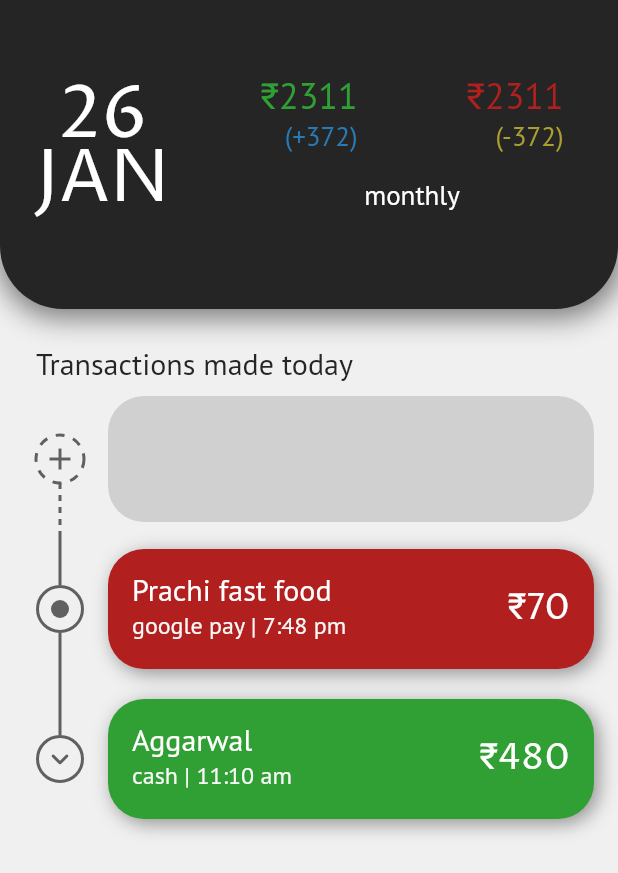
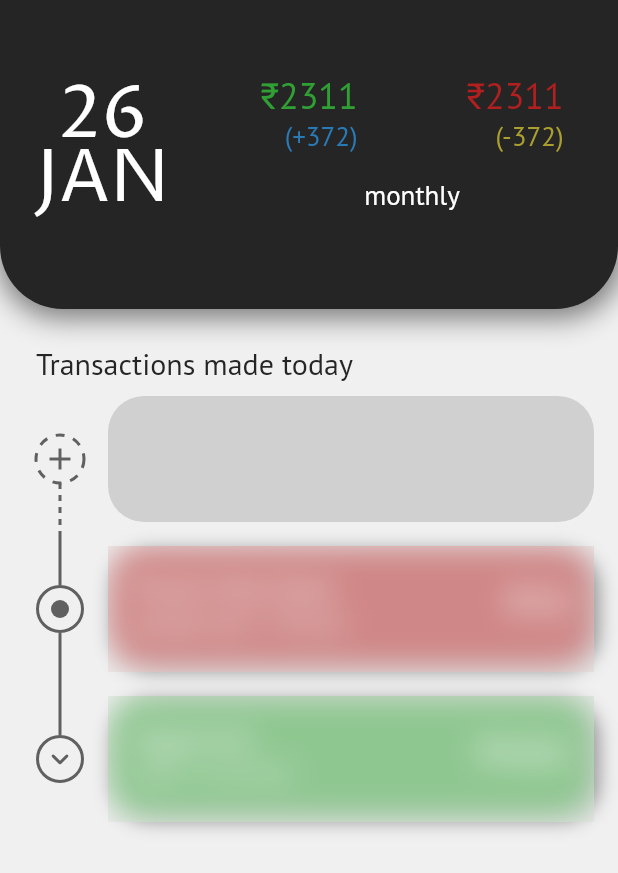
Before and after one commit to Ayush783/bahi_khata, a Flutter app: the screen it shows after launch, on a phone screen of 412 x 824 dp. Shown: the top 873 px of the screen. Run offline on Flutter 3.47's test engine with Material 2 defaults, Android fonts, the phone set to English and light mode, and no system bars; drawn by our look-alikes of dotted_border, timelines; our stand-ins replace bloc, flutter_bloc.

Commit message:
working on glass morphism effect

```diff
--- a/lib/ui/widgets/daily_transaction_list.dart
+++ b/lib/ui/widgets/daily_transaction_list.dart
@@ -1,3 +1,5 @@
+import 'dart:ui';
+
 import 'package:bahi_khata/blocs/fakeapi_bloc.dart';
 import 'package:bahi_khata/constants/textstyles.dart';
 import 'package:dotted_border/dotted_border.dart';
@@ -82,10 +84,15 @@ class DailyTansactionList extends StatelessWidget {
                 ),
               );
             else
-              return Container(
+              return InkWell(
+                onLongPress: () {},
+                child: Stack(
+                  children: [
+                    Container(
                       padding: EdgeInsets.symmetric(vertical: 4),
                       decoration: BoxDecoration(
-                  color: getCardColor(listOnScreen.value[index - 1]['pay_id']),
+                        color: getCardColor(
+                            listOnScreen.value[index - 1]['pay_id']),
                         borderRadius: BorderRadius.circular(24),
                         boxShadow: [
                           BoxShadow(
@@ -111,6 +118,22 @@ class DailyTansactionList extends StatelessWidget {
                         ),
                       ),
                       margin: EdgeInsets.symmetric(vertical: 8, horizontal: 16),
+                    ),
+                    Container(
+                      decoration: BoxDecoration(
+                        color: Colors.grey.shade200.withOpacity(0.5),
+                        borderRadius: BorderRadius.circular(24),
+                      ),
+                      margin: EdgeInsets.symmetric(vertical: 8, horizontal: 16),
+                      child: ClipRect(
+                        child: BackdropFilter(
+                          filter: ImageFilter.blur(sigmaX: 10.0, sigmaY: 10.0),
+                          child: Container(),
+                        ),
+                      ),
+                    ),
+                  ],
+                ),
               );
           },
           startConnectorBuilder: (context, index) {
@@ -142,6 +165,7 @@ class DailyTansactionList extends StatelessWidget {
   }
 }
 
+//list indicators
 class ListIndicator extends StatelessWidget {
   const ListIndicator({Key? key, this.type}) : super(key: key);
 
```
Lines whose indentation alone changed are shown as unchanged.
